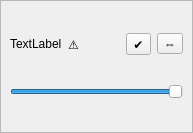
First picture: the form in DeviceListItem.ui, repository DLdota/OpenRGBEffectsPlugin, before the edit.
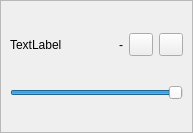
Second picture: the form after the edit. Custom widgets are drawn as their Qt base class.

Diff of the .ui file:
```diff
--- a/DeviceListItem.ui
+++ b/DeviceListItem.ui
@@ -40,7 +40,7 @@
      <property name="frameShadow">
       <enum>QFrame::Raised</enum>
      </property>
-     <layout class="QGridLayout" name="gridLayout_2">
+     <layout class="QGridLayout" name="gridLayout_2" columnstretch="1,0,0,0">
       <item row="0" column="0">
        <widget class="QLabel" name="device_name">
         <property name="text">
@@ -61,7 +61,7 @@
 Using an effect on a device WILL damage the flash or controller</string>
         </property>
         <property name="text">
-         <string>⚠</string>
+         <string>-</string>
         </property>
        </widget>
       </item>
@@ -71,7 +71,7 @@
          <string>Add to current effect</string>
         </property>
         <property name="text">
-         <string>✔</string>
+         <string/>
         </property>
         <property name="checkable">
          <bool>true</bool>
@@ -84,7 +84,7 @@
          <string>Change direction</string>
         </property>
         <property name="text">
-         <string>⇔</string>
+         <string/>
         </property>
         <property name="checkable">
          <bool>true</bool>
```
